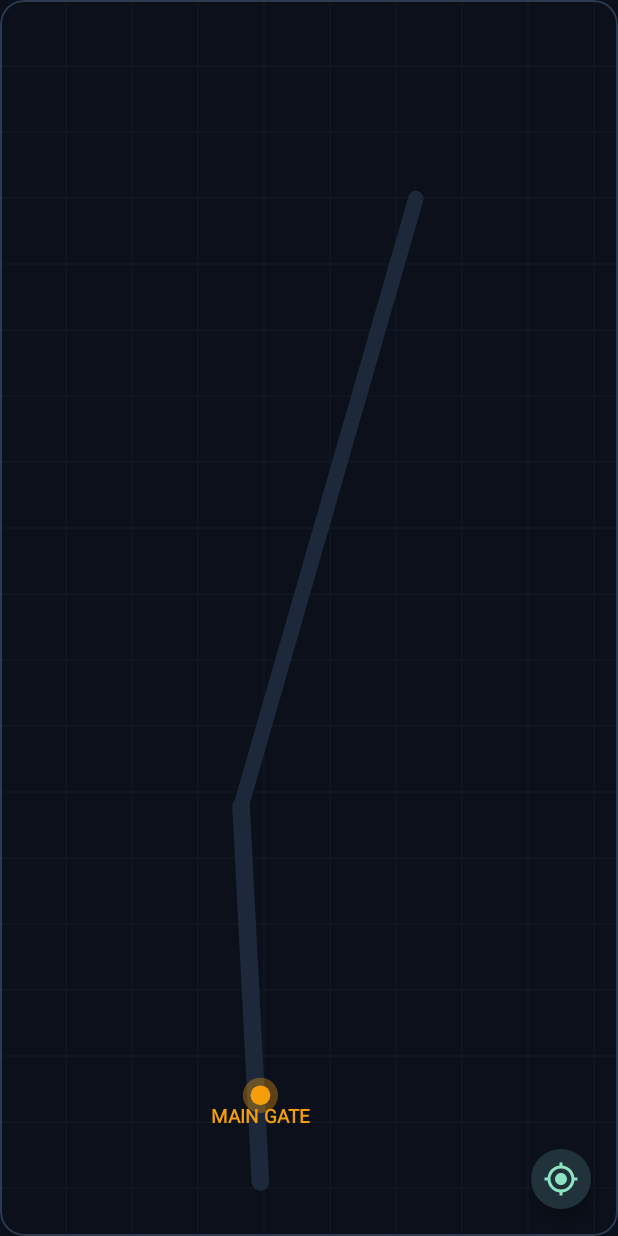
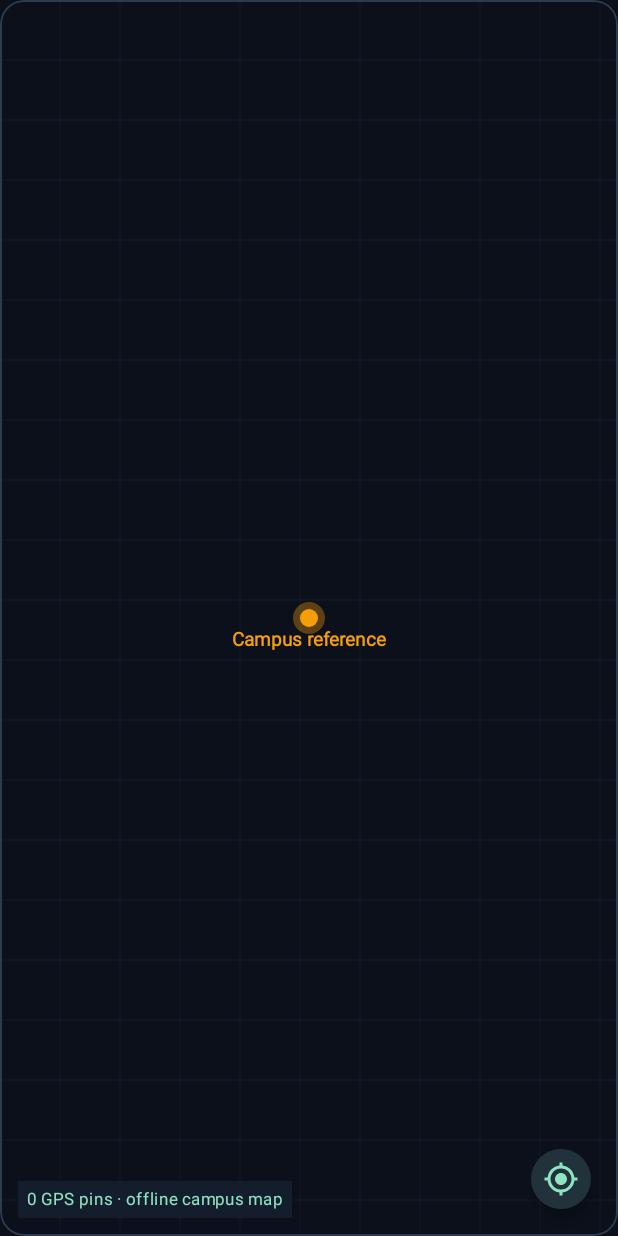
Before and after one commit to Chiranth0903/PrismCampus, an Android app built with Jetpack Compose: the composable OfflineCampusCanvasMap called with empty values, on a phone screen of 412 x 824 dp. Run offline under Robolectric (Android 15) with nearby library versions, the light colour scheme and no system bars.

Commit message:
Fix IITG GPS map visibility and improve project documentation

```diff
--- /dev/null
+++ b/app/src/main/java/com/prismcampus/app/data/CampusMapGeometry.kt
@@ -0,0 +1,45 @@
+package com.prismcampus.app.data
+
+import kotlin.math.hypot
+import kotlin.math.max
+
+/** Projection shared by drawing and hit testing; phone GPS never changes campus framing. */
+object CampusMapGeometry {
+    data class Bounds(val minLat: Double, val maxLat: Double, val minLng: Double, val maxLng: Double) {
+        fun contains(lat: Double, lng: Double) = lat in minLat..maxLat && lng in minLng..maxLng
+    }
+    data class Point(val x: Float, val y: Float)
+
+    fun validCoordinate(lat: Double, lng: Double) = lat.isFinite() && lng.isFinite() &&
+        lat in -90.0..90.0 && lng in -180.0..180.0 && !(lat == 0.0 && lng == 0.0)
+
+    fun pins(pack: PrismPack?): List<Building> = pack?.buildings.orEmpty()
+        .filter { validCoordinate(it.latitude, it.longitude) }.distinctBy { it.code }
+
+    fun bounds(pack: PrismPack?): Bounds {
+        val points = pins(pack).map { it.latitude to it.longitude }.toMutableList()
+        val anchor = pack?.baseLocation
+        if (anchor != null && validCoordinate(anchor.latitude, anchor.longitude) &&
+            (points.isEmpty() || points.any { kotlin.math.abs(it.first - anchor.latitude) < .05 && kotlin.math.abs(it.second - anchor.longitude) < .05 })) {
+            points.add(anchor.latitude to anchor.longitude)
+        }
+        if (points.isEmpty()) return Bounds(-.001, .001, -.001, .001)
+        val south = points.minOf { it.first }; val north = points.maxOf { it.first }
+        val west = points.minOf { it.second }; val east = points.maxOf { it.second }
+        val latPad = max((north - south) * .18, .0005)
+        val lngPad = max((east - west) * .18, .0005)
+        return Bounds(south - latPad, north + latPad, west - lngPad, east + lngPad)
+    }
+
+    fun project(lat: Double, lng: Double, bounds: Bounds, width: Float, height: Float,
+                scale: Float = 1f, offsetX: Float = 0f, offsetY: Float = 0f): Point {
+        val x = ((lng - bounds.minLng) / (bounds.maxLng - bounds.minLng)).toFloat() * width
+        val y = (1 - (lat - bounds.minLat) / (bounds.maxLat - bounds.minLat)).toFloat() * height
+        return Point((x - width/2) * scale + width/2 + offsetX, (y - height/2) * scale + height/2 + offsetY)
+    }
+
+    fun nearest(pins: List<Building>, bounds: Bounds, x: Float, y: Float, width: Float, height: Float,
+                scale: Float, offsetX: Float, offsetY: Float, radius: Float): Building? = pins
+        .map { b -> b to project(b.latitude, b.longitude, bounds, width, height, scale, offsetX, offsetY) }
+        .map { (b,p) -> b to hypot(p.x-x,p.y-y) }.filter { it.second <= radius }.minByOrNull { it.second }?.first
+}
--- a/app/src/main/java/com/prismcampus/app/ui/components/OfflineCampusCanvasMap.kt
+++ b/app/src/main/java/com/prismcampus/app/ui/components/OfflineCampusCanvasMap.kt
@@ -60,6 +60,7 @@ import androidx.compose.ui.input.pointer.pointerInput
 import androidx.compose.ui.text.font.FontWeight
 import androidx.compose.ui.unit.dp
 import androidx.compose.ui.unit.sp
+import com.prismcampus.app.data.CampusMapGeometry
 import com.prismcampus.app.data.Building
 import com.prismcampus.app.data.PrismPack
 import com.prismcampus.app.data.ResolvedClassDestination
@@ -84,16 +85,13 @@ fun OfflineCampusCanvasMap(
     onBuildingSelected: ((Building) -> Unit)? = null,
     modifier: Modifier = Modifier
 ) {
-    // Campus bounding box coordinates centered around MSRIT (13.0303, 77.5647)
-    // Main Gate (13.0295, 77.5650), Apex (13.0303, 77.5647), ESB (13.0313, 77.5648), LHC (13.0324, 77.5659)
-    val minLat = 13.0288
-    val maxLat = 13.0335
-    val minLng = 77.5635
-    val maxLng = 77.5670
-
-    var scale by remember { mutableFloatStateOf(1.1f) }
-    var offset by remember { mutableStateOf(Offset.Zero) }
-    var selectedBuilding by remember { mutableStateOf<Building?>(null) }
+    val bounds = remember(pack) { CampusMapGeometry.bounds(pack) }
+    val pins = remember(pack) { CampusMapGeometry.pins(pack) }
+    val minLat = bounds.minLat; val maxLat = bounds.maxLat
+    val minLng = bounds.minLng; val maxLng = bounds.maxLng
+    var scale by remember(pack?.campusId, bounds) { mutableFloatStateOf(1f) }
+    var offset by remember(pack?.campusId, bounds) { mutableStateOf(Offset.Zero) }
+    var selectedBuilding by remember(pack?.campusId) { mutableStateOf<Building?>(null) }
 
     val transformableState = rememberTransformableState { zoomChange, panChange, _ ->
         scale = (scale * zoomChange).coerceIn(0.6f, 3.5f)
@@ -122,19 +120,14 @@ fun OfflineCampusCanvasMap(
             modifier = Modifier
                 .fillMaxSize()
                 .transformable(state = transformableState)
-                .pointerInput(Unit) {
+                .pointerInput(pack?.campusId, bounds, pins, scale, offset) {
                     detectTapGestures { tapOffset ->
                         val width = size.width
                         val height = size.height
-                        pack?.buildings?.forEach { b ->
-                            val pinX = lngToX(b.longitude, minLng, maxLng, width.toFloat(), scale, offset.x)
-                            val pinY = latToY(b.latitude, minLat, maxLat, height.toFloat(), scale, offset.y)
-                            val distance = (Offset(pinX, pinY) - tapOffset).getDistance()
-                            if (distance < 60f) {
-                                selectedBuilding = b
-                                onBuildingSelected?.invoke(b)
-                                return@detectTapGestures
-                            }
+                        CampusMapGeometry.nearest(pins,bounds,tapOffset.x,tapOffset.y,
+                            width.toFloat(),height.toFloat(),scale,offset.x,offset.y,40.dp.toPx())?.let { b ->
+                            selectedBuilding = b
+                            onBuildingSelected?.invoke(b)
                         }
                     }
                 }
@@ -146,18 +139,17 @@ fun OfflineCampusCanvasMap(
             drawCampusGround(canvasW, canvasH, scale, offset)
 
             // 2. Project Base Anchors
-            val mainGateX = lngToX(13.0295, 77.5650, minLat, maxLat, minLng, maxLng, canvasW, canvasH, scale, offset).first
-            val mainGateY = lngToX(13.0295, 77.5650, minLat, maxLat, minLng, maxLng, canvasW, canvasH, scale, offset).second
+            val mainGateX = lngToX(pack?.baseLocation?.latitude ?: 0.0, pack?.baseLocation?.longitude ?: 0.0, minLat, maxLat, minLng, maxLng, canvasW, canvasH, scale, offset).first
+            val mainGateY = lngToX(pack?.baseLocation?.latitude ?: 0.0, pack?.baseLocation?.longitude ?: 0.0, minLat, maxLat, minLng, maxLng, canvasW, canvasH, scale, offset).second
 
-            drawCampusAvenues(canvasW, canvasH, minLat, maxLat, minLng, maxLng, scale, offset)
 
             // 3. Draw Building Footprints & Markers
-            pack?.buildings?.forEach { b ->
+            pins.sortedBy { if (it.code == activeDestination?.buildingCode) 1 else 0 }.forEach { b ->
                 val (bx, by) = lngToX(b.latitude, b.longitude, minLat, maxLat, minLng, maxLng, canvasW, canvasH, scale, offset)
                 val isTarget = activeDestination?.buildingCode.equals(b.code, ignoreCase = true)
 
-                val bWidth = 84f * scale
-                val bHeight = 52f * scale
+                val bWidth = (if (pins.size > 12) 28f else 84f) * scale
+                val bHeight = (if (pins.size > 12) 24f else 52f) * scale
                 val rectLeft = bx - bWidth / 2
                 val rectTop = by - bHeight / 2
 
@@ -198,19 +190,19 @@ fun OfflineCampusCanvasMap(
                         isFakeBoldText = true
                         textAlign = android.graphics.Paint.Align.CENTER
                     }
-                    drawText(b.code, bx, by + 4f * scale, paint)
+                    drawText(b.code.removePrefix("DEPT_").removePrefix("SCHOOL_"), bx, by - 12f * scale, paint)
 
                     val subPaint = android.graphics.Paint().apply {
                         color = android.graphics.Color.rgb(148, 163, 184)
                         textSize = (9f * scale).coerceIn(14f, 22f)
                         textAlign = android.graphics.Paint.Align.CENTER
                     }
-                    drawText(b.name, bx, by + bHeight / 2 + 16f, subPaint)
+                    if (isTarget || scale > 1.8f) drawText(b.name, bx, by + bHeight / 2 + 16f, subPaint)
                 }
             }
 
             // 4. Resolve Navigation Origin (User GPS location vs Main Gate)
-            val hasUserGps = userLatitude != null && userLongitude != null
+            val hasUserGps = userLatitude != null && userLongitude != null && bounds.contains(userLatitude,userLongitude)
             val startCoords = if (hasUserGps) {
                 lngToX(userLatitude!!, userLongitude!!, minLat, maxLat, minLng, maxLng, canvasW, canvasH, scale, offset)
             } else {
@@ -304,9 +296,17 @@ fun OfflineCampusCanvasMap(
                     isFakeBoldText = true
                     textAlign = android.graphics.Paint.Align.CENTER
                 }
-                drawText("MAIN GATE", mainGateX, mainGateY + 28f, gatePaint)
+                drawText(pack?.baseLocation?.name ?: "Campus reference", mainGateX, mainGateY + 28f, gatePaint)
             }
         }
+
+        Text(
+            text = "${pins.size} GPS pins · offline campus map",
+            color = CyberEmerald,
+            style = MaterialTheme.typography.labelSmall,
+            modifier = Modifier.align(Alignment.BottomStart).padding(12.dp)
+                .background(PrismSurface).padding(6.dp)
+        )
 
         // Top Floating Indoor Floor Badge
         if (activeDestination != null) {
@@ -348,14 +348,14 @@ fun OfflineCampusCanvasMap(
         ) {
             SmallFloatingActionButton(
                 onClick = {
-                    scale = 1.1f
+                    scale = 1f
                     offset = Offset.Zero
                 },
                 containerColor = PrismSurface,
                 contentColor = CyberEmerald,
                 shape = CircleShape
             ) {
-                Icon(Icons.Default.GpsFixed, contentDescription = "Center Map")
+                Icon(Icons.Default.GpsFixed, contentDescription = "Show all campus pins")
             }
         }
 
@@ -390,13 +390,13 @@ fun OfflineCampusCanvasMap(
                         }
                     }
                     Text(
-                        text = "${building.totalFloors} Academic Floors • ${building.description}",
+                        text = "GPS: ${building.latitude}, ${building.longitude} • ${building.description}",
                         style = MaterialTheme.typography.bodySmall,
                         color = TextSecondary
                     )
                     Spacer(modifier = Modifier.height(6.dp))
                     Text(
-                        text = "Rooms: ${building.rooms.joinToString { it.name }}",
+                        text = if (building.rooms.isEmpty()) "Building pin · room details not provided" else "Rooms: ${building.rooms.joinToString { it.name }}",
                         style = MaterialTheme.typography.labelSmall,
                         color = ElectricBlue
                     )
@@ -434,36 +434,6 @@ private fun DrawScope.drawCampusGround(width: Float, height: Float, scale: Float
     }
 }
 
-private fun DrawScope.drawCampusAvenues(
-    canvasW: Float,
-    canvasH: Float,
-    minLat: Double,
-    maxLat: Double,
-    minLng: Double,
-    maxLng: Double,
-    scale: Float,
-    offset: Offset
-) {
-    val p1 = lngToX(13.0292, 77.5650, minLat, maxLat, minLng, maxLng, canvasW, canvasH, scale, offset)
-    val p2 = lngToX(13.0305, 77.5649, minLat, maxLat, minLng, maxLng, canvasW, canvasH, scale, offset)
-    val p3 = lngToX(13.0326, 77.5658, minLat, maxLat, minLng, maxLng, canvasW, canvasH, scale, offset)
-
-    drawLine(
-        color = PrismSurfaceVariant,
-        start = Offset(p1.first, p1.second),
-        end = Offset(p2.first, p2.second),
-        strokeWidth = 16f * scale,
-        cap = StrokeCap.Round
-    )
-    drawLine(
-        color = PrismSurfaceVariant,
-        start = Offset(p2.first, p2.second),
-        end = Offset(p3.first, p3.second),
-        strokeWidth = 14f * scale,
-        cap = StrokeCap.Round
-    )
-}
-
 // Convert GPS (Lat, Lng) to Screen Canvas Coordinates
 private fun lngToX(
     lat: Double,
@@ -477,19 +447,9 @@ private fun lngToX(
     scale: Float,
     offset: Offset
 ): Pair<Float, Float> {
-    val normX = ((lng - minLng) / (maxLng - minLng)).toFloat()
-    val normY = (1.0f - ((lat - minLat) / (maxLat - minLat)).toFloat())
-
-    val centerX = width / 2f
-    val centerY = height / 2f
-
-    val rawX = normX * width
-    val rawY = normY * height
-
-    val projectedX = (rawX - centerX) * scale + centerX + offset.x
-    val projectedY = (rawY - centerY) * scale + centerY + offset.y
-
-    return Pair(projectedX, projectedY)
+    val point = CampusMapGeometry.project(lat,lng,
+        CampusMapGeometry.Bounds(minLat,maxLat,minLng,maxLng),width,height,scale,offset.x,offset.y)
+    return Pair(point.x, point.y)
 }
 
 private fun lngToX(lng: Double, minLng: Double, maxLng: Double, width: Float, scale: Float, offsetX: Float): Float {
```
Also changed, not shown: app/src/main/java/com/prismcampus/app/data/CampusRepository.kt (+10 -1 lines), app/src/main/java/com/prismcampus/app/ui/screens/CampusMapScreen.kt (+42 -44 lines), 4 other files.
